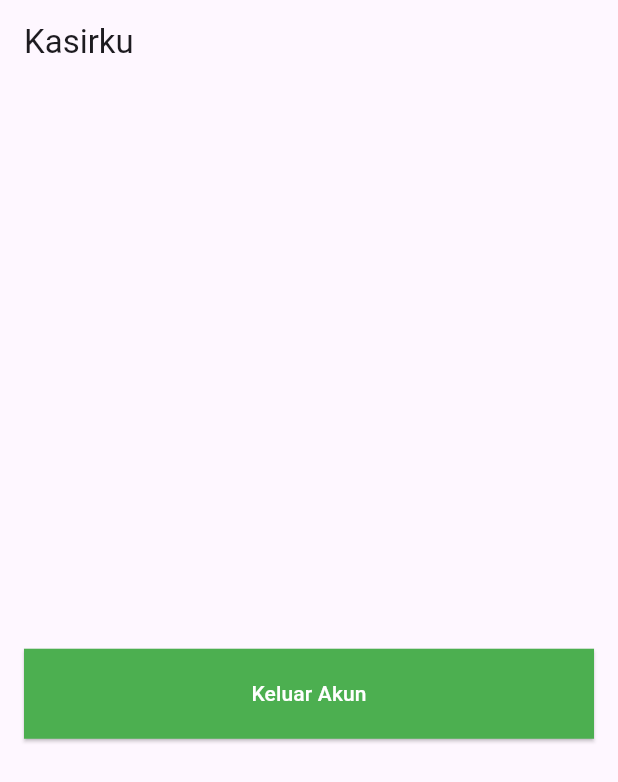
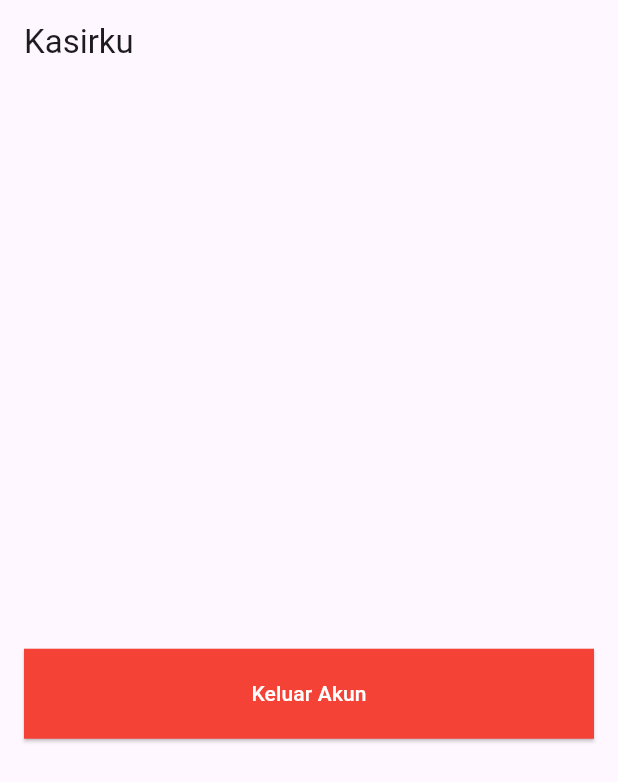
Before and after one commit to donisaputradev/flutter-kasirku, a Flutter app: the screen it shows after launch, after a tap on "Masuk Sekarang", on a phone screen of 412 x 824 dp. Shown: the top 782 px of the screen. Run offline on Flutter 3.47's test engine with Material 3 defaults, Android fonts, the phone set to English and light mode, and no system bars.

Commit message:
update profile page

```diff
--- a/lib/pages/profile.dart
+++ b/lib/pages/profile.dart
@@ -20,6 +20,7 @@ class ProfilePage extends StatelessWidget {
             children: [
               Text(email, textAlign: TextAlign.center),
               ElevatedButton(
+                style: ElevatedButton.styleFrom(backgroundColor: Colors.red),
                 onPressed: () {
                   Navigator.pushAndRemoveUntil(
                     context,
```
